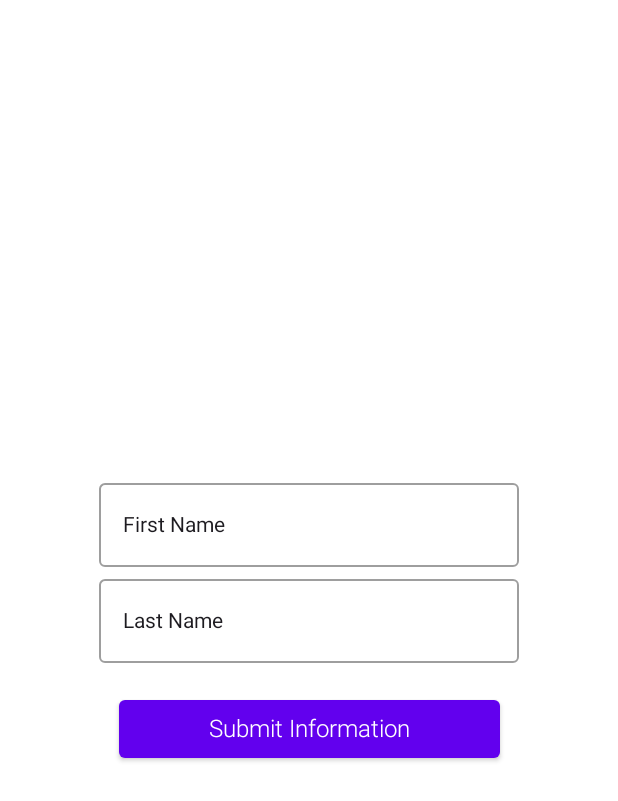
After one commit to Lisa-Huynh/TrackIt, an Android app built with Jetpack Compose: the UserInfoScreen screen opened through its navigation route, on a phone screen of 412 x 824 dp. The commit adds this screen. Shown: the top 801 px of the screen. Run offline under Robolectric (Android 15) with nearby library versions, the phone set to English and light mode, and no system bars; our stand-ins replace Dagger/Hilt's generated code, Firebase (no records; nobody signed in at launch, a user with empty details on screens opened directly).

Commit message:
update app plugins

```diff
--- a/app/src/main/java/com/example/trackit/MainActivity.kt
+++ b/app/src/main/java/com/example/trackit/MainActivity.kt
@@ -5,40 +5,39 @@ import android.os.Bundle
 import androidx.activity.ComponentActivity
 import androidx.activity.compose.setContent
 import androidx.activity.viewModels
-import androidx.annotation.DrawableRes
 import androidx.annotation.RequiresApi
 import androidx.compose.foundation.layout.fillMaxSize
 import androidx.compose.foundation.layout.padding
-import androidx.compose.foundation.layout.size
 import androidx.compose.material.*
 import androidx.compose.material3.Surface
-import androidx.compose.runtime.Composable
+import androidx.compose.runtime.collectAsState
 import androidx.compose.runtime.getValue
-import androidx.compose.runtime.livedata.observeAsState
 import androidx.compose.ui.Modifier
-import androidx.compose.ui.graphics.vector.ImageVector
-import androidx.compose.ui.res.painterResource
-import androidx.compose.ui.unit.dp
+import androidx.lifecycle.lifecycleScope
 import androidx.navigation.NavHostController
 import androidx.navigation.compose.rememberNavController
 import androidx.navigation.compose.NavHost
 import androidx.navigation.compose.composable
 import com.example.trackit.navigation.ScreenNav
-import com.example.trackit.ui.BottomAppBar
+import com.example.trackit.components.BottomAppBar
+import com.example.trackit.data.models.Profile
 import com.example.trackit.ui.screens.HomeScreen
 import com.example.trackit.ui.screens.LoginScreen
 import com.example.trackit.ui.screens.WalletScreen
+import com.example.trackit.ui.screens.onboarding.UserInfoScreen
 import com.example.trackit.ui.theme.AppTheme
 import com.example.trackit.ui.viewmodels.HomeViewModel
 import com.example.trackit.ui.viewmodels.LoginViewModel
-import com.example.trackit.ui.viewmodels.WalletViewModel
+import com.example.trackit.ui.viewmodels.OnboardingViewModel
 import dagger.hilt.android.AndroidEntryPoint
+import kotlinx.coroutines.launch
 
 @AndroidEntryPoint
 class MainActivity : ComponentActivity() {
 
     private lateinit var navController: NavHostController
     private lateinit var screenNav: ScreenNav
+    private val onboardingViewModel: OnboardingViewModel by viewModels()
     private val homeViewModel: HomeViewModel by viewModels()
     private val loginViewModel: LoginViewModel by viewModels()
 
@@ -46,18 +45,23 @@ class MainActivity : ComponentActivity() {
     override fun onCreate(savedInstanceState: Bundle?) {
         super.onCreate(savedInstanceState)
 
+        lifecycleScope.launch {
+            homeViewModel.currentProfile.collect { profile ->
+                if (profile != Profile("", "", "")) screenNav.homeScreen.invoke()
+            }
+        }
+
         setContent {
             AppTheme {
                 navController = rememberNavController()
                 screenNav = ScreenNav(navController)
 
-                val loggedIn by loginViewModel.currentUser.observeAsState()
+                val profile by homeViewModel.currentProfile.collectAsState(Profile("", "", ""))
 
                 Scaffold(
                     bottomBar = {
-                        if (loggedIn != null) {
+                        if (profile != Profile("", "", "")) {
                             BottomAppBar(navController = navController)
-                            screenNav.homeScreen
                         }
                     }
                 ) { innerPadding ->
@@ -72,6 +76,14 @@ class MainActivity : ComponentActivity() {
                             startDestination = "login screen"
                         ) {
                             composable(
+                                route = "user info screen"
+                            ) {
+                                UserInfoScreen(
+                                    onboardingViewModel = onboardingViewModel
+                                )
+                            }
+
+                            composable(
                                 route = "home screen"
                             ) {
                                 HomeScreen(
@@ -84,6 +96,7 @@ class MainActivity : ComponentActivity() {
                                 route = "login screen"
                             ) {
                                 LoginScreen(
+                                    navToUserInfo = screenNav.userInfoScreen,
                                     loginViewModel = loginViewModel
                                 )
                             }
@@ -103,27 +116,3 @@ class MainActivity : ComponentActivity() {
 
 
 fun Boolean?.isTrue() = this == true
-
-@Composable
-fun NavBarIcon(
-    @DrawableRes drawableId: Int? = null,
-    icon: ImageVector? = null,
-    description: String
-) {
-    assert(drawableId != null || icon != null)
-    if (drawableId != null) {
-        Icon(
-            painterResource(id = drawableId),
-            contentDescription = description,
-            modifier = Modifier
-                .size(50.dp),
-        )
-    } else if (icon != null) {
-        Icon(
-            icon,
-            contentDescription = description,
-            modifier = Modifier
-                .size(50.dp),
-        )
-    }
-}
--- a/app/src/main/java/com/example/trackit/repositories/AccountRepository.kt
+++ b/app/src/main/java/com/example/trackit/repositories/AccountRepository.kt
@@ -2,17 +2,17 @@ package com.example.trackit.repositories
 
 import com.example.trackit.data.models.Profile
 import com.example.trackit.services.StorageService
+import javax.inject.Inject
+import javax.inject.Singleton
 import kotlinx.coroutines.flow.MutableSharedFlow
 import kotlinx.coroutines.flow.SharedFlow
 import kotlinx.coroutines.flow.asSharedFlow
-import javax.inject.Inject
-import javax.inject.Singleton
 
 @Singleton
 class AccountRepository @Inject constructor(
     private val storageService: StorageService
 ) {
-    private val _profileFlow = MutableSharedFlow<Profile>()
+    private val _profileFlow = MutableSharedFlow<Profile>(replay = 1)
     fun getProfile(): SharedFlow<Profile> = _profileFlow.asSharedFlow()
 
     suspend fun addAccount(profile: Profile) {
--- a/app/src/main/java/com/example/trackit/repositories/AuthRepository.kt
+++ b/app/src/main/java/com/example/trackit/repositories/AuthRepository.kt
@@ -13,6 +13,10 @@ class AuthRepository @Inject constructor(
     private val accountService: AccountService
 ) {
     private val _userFlow = MutableSharedFlow<FirebaseUser?>()
+
+    val userFlow: SharedFlow<FirebaseUser?>
+        get() = _userFlow
+
     suspend fun getUser(): SharedFlow<FirebaseUser?> {
         _userFlow.emit(Firebase.auth.currentUser)
         return _userFlow.asSharedFlow()
@@ -24,6 +28,7 @@ class AuthRepository @Inject constructor(
 
     suspend fun emailLogin(email: String, password: String): FirebaseUser? {
         if (accountService.authenticate(email, password)) {
+            _userFlow.emit(Firebase.auth.currentUser)
             return Firebase.auth.currentUser
         }
         return null
--- a/app/src/main/java/com/example/trackit/ui/screens/LoginScreen.kt
+++ b/app/src/main/java/com/example/trackit/ui/screens/LoginScreen.kt
@@ -21,6 +21,7 @@ import com.example.trackit.util.LoginUiState
 
 @Composable
 fun LoginScreen(
+    navToUserInfo: () -> Unit,
     loginViewModel: LoginViewModel
 ) {
     val uiState by loginViewModel.uiState
@@ -39,6 +40,7 @@ fun LoginScreen(
                     onPasswordChange = loginViewModel::onPasswordChange,
                     onLoginClick = loginViewModel::onLoginClick,
                     onSignUpClick = loginViewModel::onSignUpClick,
+                    navToUserInfo = navToUserInfo,
                 )
             }
         }
@@ -52,6 +54,7 @@ fun LoginScreenContent(
     onPasswordChange: (String) -> Unit,
     onLoginClick: () -> Unit,
     onSignUpClick: () -> Unit,
+    navToUserInfo: () -> Unit,
 ) {
     Column(
         modifier = Modifier
@@ -68,7 +71,10 @@ fun LoginScreenContent(
             value = uiState.password,
             onValueChange = onPasswordChange)
         Button(
-            onClick = onLoginClick,
+            onClick = {
+                onLoginClick.invoke()
+                navToUserInfo.invoke()
+            },
             content = {
                 Text(text = "Login")
             }
@@ -135,7 +141,8 @@ fun LoginScreenPreview() {
             onEmailChange = { },
             onPasswordChange = { },
             onLoginClick = { },
-            onSignUpClick = { }
+            onSignUpClick = { },
+            navToUserInfo = { }
         )
     }
 }
--- /dev/null
+++ b/app/src/main/java/com/example/trackit/ui/screens/onboarding/UserInfoScreen.kt
@@ -0,0 +1,153 @@
+package com.example.trackit.ui.screens.onboarding
+
+import android.os.Build
+import androidx.annotation.RequiresApi
+import androidx.compose.foundation.layout.Arrangement
+import androidx.compose.foundation.layout.Column
+import androidx.compose.foundation.layout.PaddingValues
+import androidx.compose.foundation.layout.fillMaxHeight
+import androidx.compose.foundation.layout.fillMaxWidth
+import androidx.compose.foundation.layout.padding
+import androidx.compose.material.Button
+import androidx.compose.material.MaterialTheme
+import androidx.compose.material.OutlinedTextField
+import androidx.compose.material.Scaffold
+import androidx.compose.material.rememberScaffoldState
+import androidx.compose.material3.Text
+import androidx.compose.runtime.Composable
+import androidx.compose.runtime.getValue
+import androidx.compose.ui.Alignment
+import androidx.compose.ui.Modifier
+import androidx.compose.ui.graphics.Color
+import androidx.compose.ui.text.style.TextAlign
+import androidx.compose.ui.tooling.preview.Preview
+import androidx.compose.ui.unit.dp
+import com.example.trackit.ui.theme.AppTheme
+import com.example.trackit.ui.viewmodels.OnboardingViewModel
+import com.example.trackit.util.ProfileUiState
+
+@RequiresApi(Build.VERSION_CODES.O)
+@Composable
+fun UserInfoScreen (
+    onboardingViewModel: OnboardingViewModel
+) {
+    val uiState by onboardingViewModel.uiState
+    val scaffoldState = rememberScaffoldState()
+
+    Scaffold(
+        scaffoldState = scaffoldState,
+        content = { padding ->
+            Column(
+                modifier = Modifier.padding(padding)
+            ) {
+                UserInfoScreenContent(
+                    uiState = uiState,
+                    onFirstNameChange = onboardingViewModel::onFirstNameChange,
+                    onLastNameChange = onboardingViewModel::onLastNameChange,
+                    onSubmitInfoClick = onboardingViewModel::onSubmitInfoClick
+                )
+            }
+        }
+    )
+}
+
+
+
+
+@Composable
+fun UserInfoScreenContent(
+    uiState : ProfileUiState,
+    onFirstNameChange: (String) -> Unit,
+    onLastNameChange: (String) -> Unit,
+    onSubmitInfoClick: () -> Unit
+) {
+    Column(
+        modifier = Modifier
+            .fillMaxWidth()
+            .fillMaxHeight()
+            .padding(25.dp, 5.dp),
+        horizontalAlignment = Alignment.CenterHorizontally,
+        verticalArrangement = Arrangement.Center
+    ) {
+
+        FirstNameField(
+            value = uiState.firstName,
+            onValueChange = onFirstNameChange)
+
+        LastNameField(
+            value = uiState.lastName,
+            onValueChange = onLastNameChange)
+
+        Button(
+            modifier = Modifier.padding(top = 20.dp),
+            onClick = onSubmitInfoClick,
+            contentPadding = PaddingValues(60.dp, 10.dp),
+            content = {
+                Text(
+                    text = "Submit Information",
+                    style = MaterialTheme.typography.h4,
+                    textAlign = TextAlign.Center,
+                    color = Color.White
+                )
+            }
+        )
+
+//        Button(
+//            onClick = {
+//                //viewModel.handleDatabaseAction(Action.ADD)
+//            },
+//            contentPadding = PaddingValues(60.dp, 10.dp),
+//            content = {
+//                Text(
+//                    text = "Add a card",
+//                    style = MaterialTheme.typography.h1,
+//                    textAlign = TextAlign.Center,
+//                    color = Color.White
+//                )
+//            }
+//        )
+    }
+}
+
+@Composable
+fun FirstNameField(
+    value: String,
+    onValueChange: (String) -> Unit
+) {
+    OutlinedTextField(
+        value = value,
+        onValueChange = { onValueChange(it) },
+        label = { Text(text = "First Name") },
+        placeholder = { Text(text = "Enter your first name") },
+        singleLine = true,
+    )
+}
+
+@Composable
+fun LastNameField(
+    value: String,
+    onValueChange: (String) -> Unit
+) {
+    OutlinedTextField(
+        value = value,
+        onValueChange = { onValueChange(it) },
+        label = { Text(text = "Last Name") },
+        placeholder = { Text(text = "Enter your last name") },
+        singleLine = true,
+    )
+}
+
+
+
+@Preview
+@Composable
+fun UserInfoScreenPreview() {
+    AppTheme {
+        UserInfoScreenContent(
+            uiState = ProfileUiState("Lisa", "Huynh"),
+            onFirstNameChange = { },
+            onLastNameChange = { },
+            onSubmitInfoClick = { }
+        )
+    }
+}
--- a/app/src/main/java/com/example/trackit/ui/viewmodels/HomeViewModel.kt
+++ b/app/src/main/java/com/example/trackit/ui/viewmodels/HomeViewModel.kt
@@ -1,49 +1,27 @@
 package com.example.trackit.ui.viewmodels
 
-import com.example.trackit.data.models.Profile
-import androidx.compose.runtime.mutableStateOf
 import androidx.lifecycle.ViewModel
 import androidx.lifecycle.viewModelScope
+import com.example.trackit.data.models.Profile
 import com.example.trackit.repositories.AccountRepository
-import com.example.trackit.repositories.AuthRepository
-import com.example.trackit.util.ProfileUiState
-import com.google.firebase.auth.ktx.auth
-import com.google.firebase.ktx.Firebase
 import dagger.hilt.android.lifecycle.HiltViewModel
+import javax.inject.Inject
+import kotlinx.coroutines.flow.MutableStateFlow
+import kotlinx.coroutines.flow.StateFlow
 import kotlinx.coroutines.flow.collectLatest
+
 import kotlinx.coroutines.launch
-import javax.inject.Inject
 
 @HiltViewModel
 class HomeViewModel @Inject constructor(
     private val accountRepository : AccountRepository,
-    private val authRepository: AuthRepository,
 ): ViewModel() {
-    var uiState = mutableStateOf(ProfileUiState("", ""))
-        private set
+    private val _currentProfile = MutableStateFlow(Profile("", "", ""))
+    val currentProfile : StateFlow<Profile> = _currentProfile
 
-    fun onFirstNameChange(firstName: String) {
-        uiState.value = uiState.value.copy(firstName = firstName)
-    }
-
-    fun onLastNameChange(lastName: String) {
-        uiState.value = uiState.value.copy(lastName = lastName)
-    }
-
-    fun onSubmitInfoClick() {
+    init {
         viewModelScope.launch {
-            authRepository.getUser().collectLatest { user ->
-                user?.uid?.let { userId ->
-                    accountRepository.addAccount(
-                        Profile(
-                            id = userId,
-                            firstName = uiState.value.firstName,
-                            lastName = uiState.value.lastName
-                        )
-                    )
-                }
-            }
+            accountRepository.getProfile().collectLatest { profile -> _currentProfile.emit(profile) }
         }
-
     }
 }
--- a/app/src/main/java/com/example/trackit/ui/viewmodels/LoginViewModel.kt
+++ b/app/src/main/java/com/example/trackit/ui/viewmodels/LoginViewModel.kt
@@ -44,13 +44,16 @@ class LoginViewModel @Inject constructor(
 
     fun onLoginClick() {
         viewModelScope.launch {
-            authRepository.emailLogin(uiState.value.email, uiState.value.password)
+            //authRepository.emailLogin(uiState.value.email, uiState.value.password)
+            authRepository.emailLogin("lisa.huynh8789@gmail.com", "WhiteangeL8*")
         }
+        getUser()
     }
 
     fun onSignUpClick() {
         viewModelScope.launch {
             authRepository.emailSignUp(uiState.value.email, uiState.value.password)
         }
+        getUser()
     }
 }
--- /dev/null
+++ b/app/src/main/java/com/example/trackit/ui/viewmodels/OnboardingViewModel.kt
@@ -0,0 +1,51 @@
+package com.example.trackit.ui.viewmodels
+
+import androidx.compose.runtime.mutableStateOf
+import androidx.lifecycle.ViewModel
+import androidx.lifecycle.viewModelScope
+import com.example.trackit.data.models.Profile
+import com.example.trackit.repositories.AccountRepository
+import com.example.trackit.repositories.AuthRepository
+import com.example.trackit.util.ProfileUiState
+import dagger.hilt.android.lifecycle.HiltViewModel
+import javax.inject.Inject
+import kotlinx.coroutines.flow.MutableStateFlow
+import kotlinx.coroutines.flow.collectLatest
+import kotlinx.coroutines.launch
+
+@HiltViewModel
+class OnboardingViewModel @Inject constructor(
+    private val accountRepository : AccountRepository,
+    private val authRepository: AuthRepository
+): ViewModel() {
+    var uiState = mutableStateOf(ProfileUiState("", ""))
+        private set
+
+    fun onFirstNameChange(firstName: String) {
+        uiState.value = uiState.value.copy(firstName = firstName)
+    }
+
+    fun onLastNameChange(lastName: String) {
+        uiState.value = uiState.value.copy(lastName = lastName)
+    }
+
+    fun onSubmitInfoClick() {
+        viewModelScope.launch {
+            submitInfo()
+        }
+    }
+
+    private suspend fun submitInfo() {
+        authRepository.getUser().collectLatest { user ->
+            user?.uid?.let { userId ->
+                accountRepository.addAccount(
+                    Profile(
+                        id = userId,
+                        firstName = uiState.value.firstName,
+                        lastName = uiState.value.lastName
+                    )
+                )
+            }
+        }
+    }
+}
```
Also changed, not shown: app/build.gradle (+25 -26 lines), app/src/main/java/com/example/trackit/components/BottomAppBar.kt (+37 -8 lines), app/src/main/java/com/example/trackit/navigation/ScreenNav.kt (+11 -3 lines), app/src/main/java/com/example/trackit/ui/screens/HomeScreen.kt (+11 -108 lines), build.gradle (+7 -6 lines), gradle/wrapper/gradle-wrapper.properties.
